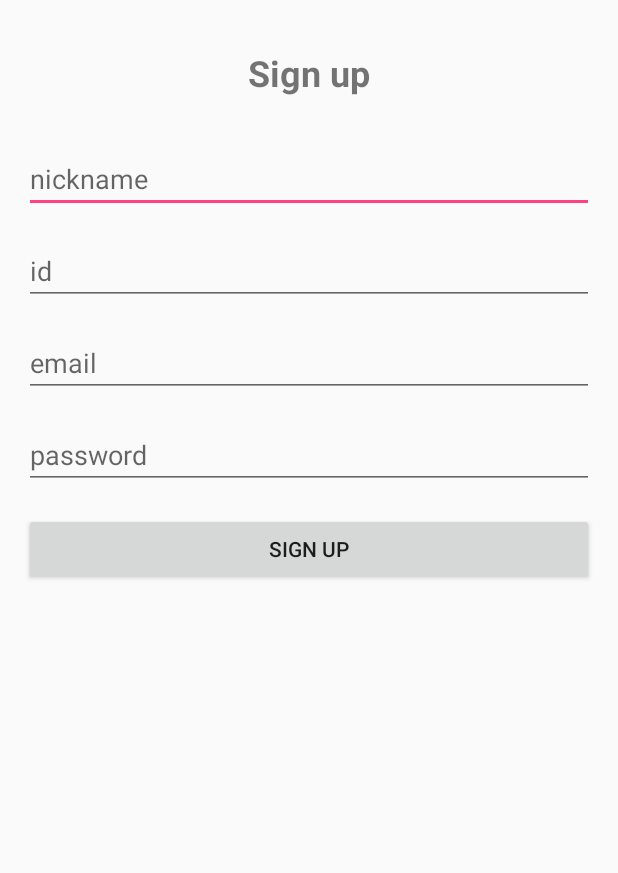
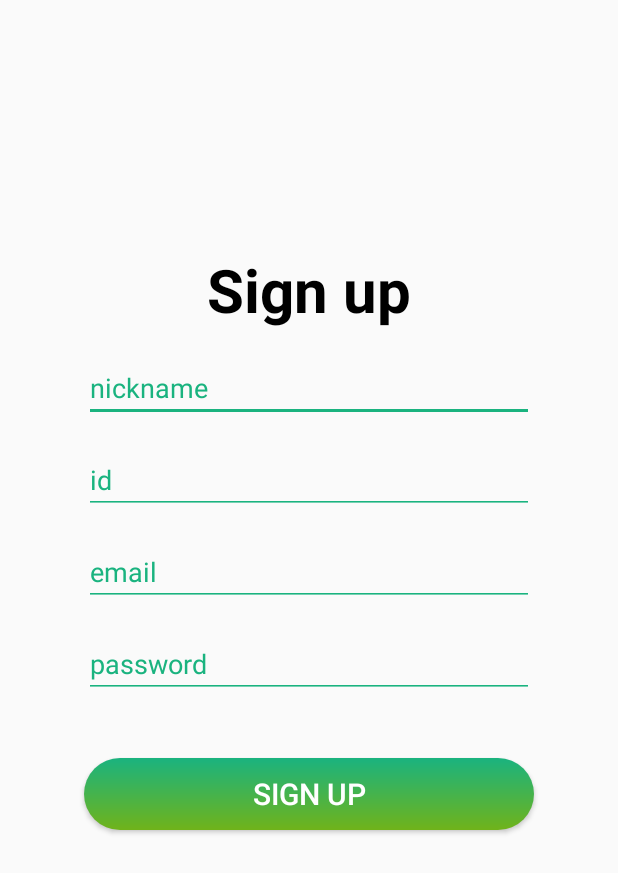
Before and after one commit to mingeung/CurrentPlaceDetailsOnMap, an Android app: the screen it shows after launch (SignupActivity), after a tap on "회원가입", on a phone screen of 412 x 824 dp. Shown: the top 873 px of the screen. Run offline under Robolectric (Android 15) with nearby library versions, the phone set to English and light mode, and no system bars.

Commit message:
login, signup page 디자인

```diff
--- /dev/null
+++ b/app/src/main/res/drawable/login_button.xml
@@ -0,0 +1,8 @@
+<shape xmlns:android="http://schemas.android.com/apk/res/android"
+    android:shape="rectangle">
+    <corners android:radius="30dp" />
+    <gradient
+        android:startColor="#1AB37F"
+        android:endColor="#70B31A"
+        android:angle="270" /> <!-- 반지름 값을 조절하여 버튼의 모양을 동그랗게 만듭니다 -->
+</shape>
--- a/app/src/main/res/layout/activity_signup.xml
+++ b/app/src/main/res/layout/activity_signup.xml
@@ -9,51 +9,75 @@
         android:layout_width="wrap_content"
         android:layout_height="wrap_content"
         android:text="Sign up"
-        android:textSize="24sp"
+        android:textSize="40sp"
         android:textStyle="bold"
         android:layout_centerHorizontal="true"
-        android:layout_marginTop="16dp"
-        android:layout_marginBottom="16dp"/>
+        android:gravity="center"
+        android:textColor="#000000"
+        android:layout_marginTop="150dp"
+
+        />
 
     <EditText
         android:id="@+id/signupNicknameInput"
-        android:layout_width="match_parent"
+        android:layout_width="300dp"
         android:layout_height="wrap_content"
         android:layout_below="@id/signupText"
         android:layout_marginTop="16dp"
-        android:hint="nickname" />
+        android:hint="nickname"
+        android:backgroundTint="@color/main_color"
+        android:textColorHint="@color/main_color"
+        android:layout_centerHorizontal="true"
+        />
 
     <EditText
         android:id="@+id/signupIdInput"
-        android:layout_width="match_parent"
+        android:layout_width="300dp"
         android:layout_height="wrap_content"
         android:layout_below="@id/signupNicknameInput"
         android:layout_marginTop="16dp"
+        android:backgroundTint="@color/main_color"
+        android:textColorHint="@color/main_color"
+        android:layout_centerHorizontal="true"
         android:hint="id" />
 
     <EditText
         android:id="@+id/signupEmailInput"
-        android:layout_width="match_parent"
+        android:layout_width="300dp"
         android:layout_height="wrap_content"
         android:layout_below="@id/signupIdInput"
         android:layout_marginTop="16dp"
-        android:hint="email" />
+        android:hint="email"
+        android:backgroundTint="@color/main_color"
+        android:textColorHint="@color/main_color"
+        android:layout_centerHorizontal="true"
+        />
 
     <EditText
         android:id="@+id/signupPasswordInput"
-        android:layout_width="match_parent"
+        android:layout_width="300dp"
         android:layout_height="wrap_content"
         android:layout_below="@id/signupEmailInput"
         android:layout_marginTop="16dp"
         android:hint="password"
-        android:inputType="textPassword" />
+        android:inputType="textPassword"
+        android:backgroundTint="@color/main_color"
+        android:textColorHint="@color/main_color"
+        android:layout_centerHorizontal="true"
+        />
 
     <Button
         android:id="@+id/signupButton"
-        android:layout_width="match_parent"
+        android:layout_width="300dp"
         android:layout_height="wrap_content"
         android:text="SIGN UP"
         android:layout_below="@id/signupPasswordInput"
-        android:layout_marginTop="16dp"
-        android:onClick="onSignupButtonClick" />
+        android:layout_marginTop="40dp"
+        android:onClick="onSignupButtonClick"
+        android:background="@drawable/login_button"
+        android:textColor="@color/white"
+        android:layout_centerHorizontal="true"
+        android:textSize="20dp"
+        android:layout_centerVertical="true"
+        />
 </RelativeLayout>
```
Also changed, not shown: app/src/main/res/layout/activity_login.xml (+26 -11 lines).
